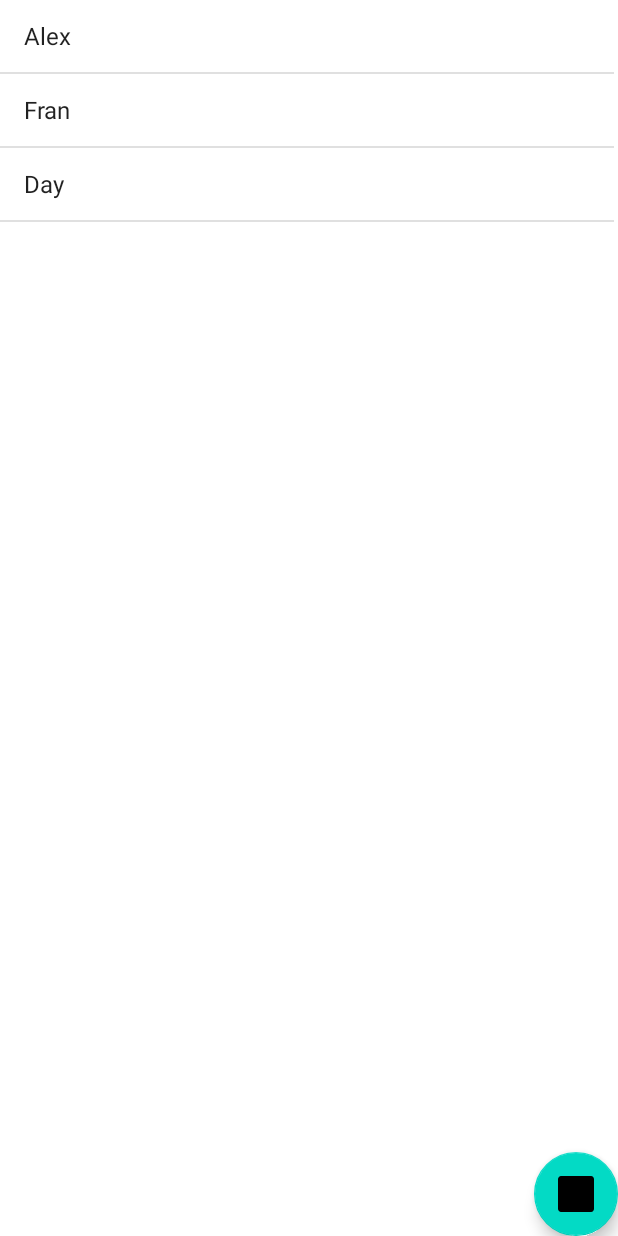
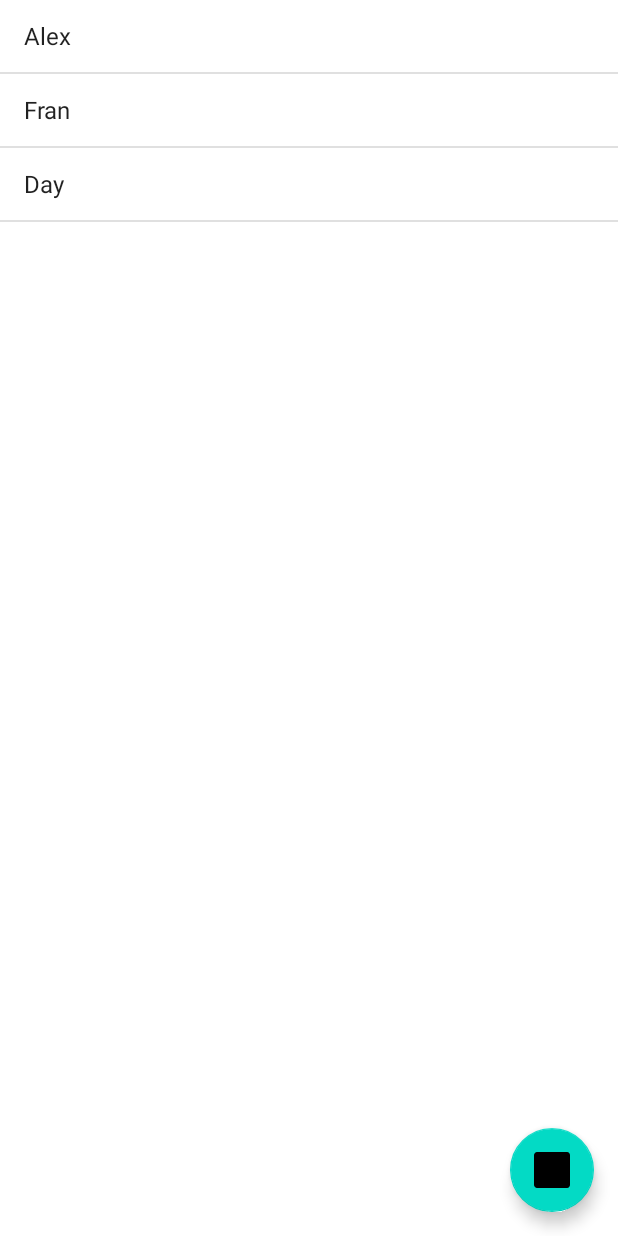
Before and after one commit to dayanyrec/agenda, an Android app: the screen it shows after launch (MainActivity), on a phone screen of 412 x 824 dp. Run offline under Robolectric (Android 15) with nearby library versions, the phone set to English and light mode, and no system bars.

Commit message:
Improve Layout using XML

```diff
--- a/app/src/main/res/layout/activity_main.xml
+++ b/app/src/main/res/layout/activity_main.xml
@@ -1,23 +1,25 @@
 <?xml version="1.0" encoding="utf-8"?>
 <RelativeLayout xmlns:android="http://schemas.android.com/apk/res/android"
     xmlns:app="http://schemas.android.com/apk/res-auto"
-    xmlns:tools="http://schemas.android.com/tools"
     android:layout_width="match_parent"
     android:layout_height="match_parent">
 
     <com.google.android.material.floatingactionbutton.FloatingActionButton
-        android:id="@+id/floatingActionButton3"
+        android:id="@+id/activity_main_fab_novo_aluno"
         android:layout_width="wrap_content"
         android:layout_height="wrap_content"
-        android:layout_alignParentRight="true"
+        android:layout_alignParentEnd="true"
         android:layout_alignParentBottom="true"
+        android:layout_margin="16dp"
         android:clickable="true"
-        app:srcCompat="@mipmap/ic_launcher" />
+        android:focusable="true"
+        app:srcCompat="@mipmap/ic_launcher"
+        android:contentDescription="@string/adicionar_novo_aluno" />
 
     <ListView
         android:id="@+id/activity_main_lista_de_alunos"
-        android:layout_width="409dp"
-        android:layout_height="729dp">
+        android:layout_width="match_parent"
+        android:layout_height="match_parent">
 
     </ListView>
 
--- a/app/src/main/res/values/strings.xml
+++ b/app/src/main/res/values/strings.xml
@@ -1,3 +1,4 @@
 <resources>
     <string name="app_name">Agenda</string>
+    <string name="adicionar_novo_aluno">Adicionar novo aluno</string>
 </resources>
```
